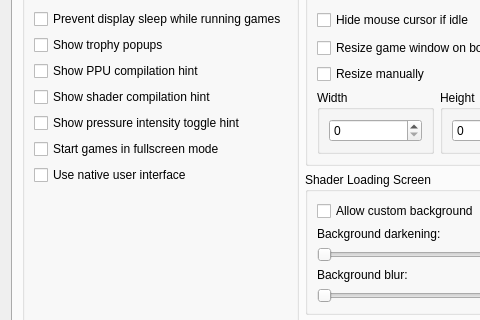
The window that rpcs3/rpcs3qt/settings_dialog.ui (RPCS3/rpcs3) describes before a commit, drawn with Qt 5; both pictures show x 0 to 480 and y 170 to 490 of the 856 by 688 pixel window.
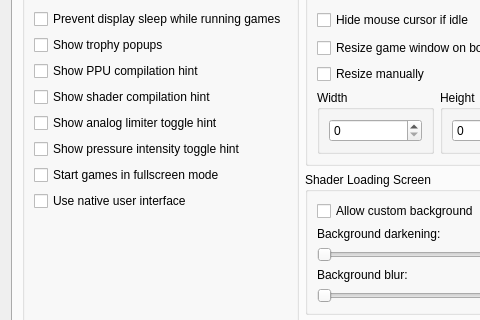
The same window after the commit. The open tabs and pages were chosen to show the change. Icons and pictures are not drawn.

Commit message: input: add analog limiter

What changed in the file:
```diff
--- a/rpcs3/rpcs3qt/settings_dialog.ui
+++ b/rpcs3/rpcs3qt/settings_dialog.ui
@@ -2967,6 +2967,13 @@
                  </property>
                 </widget>
                </item>
+               <item>
+                <widget class="QCheckBox" name="showAnalogLimiterToggleHint">
+                 <property name="text">
+                  <string>Show analog limiter toggle hint</string>
+                 </property>
+                </widget>
+               </item>
                <item>
                 <widget class="QCheckBox" name="showPressureIntensityToggleHint">
                  <property name="text">
```
The commit also changes 24 other files.
